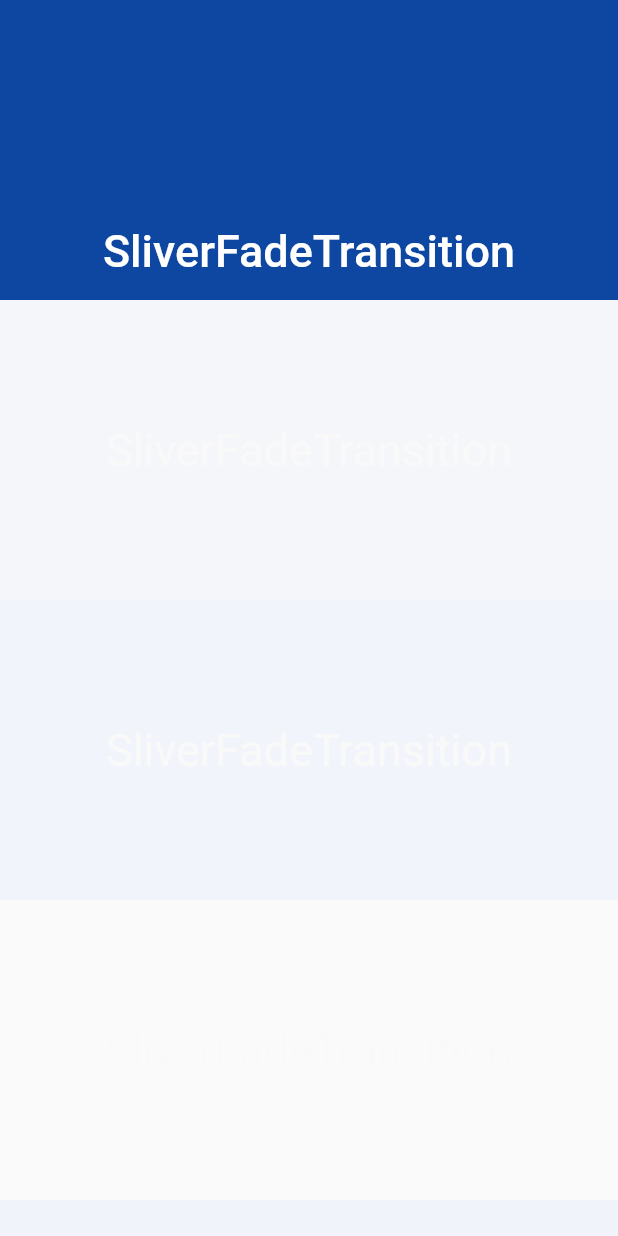
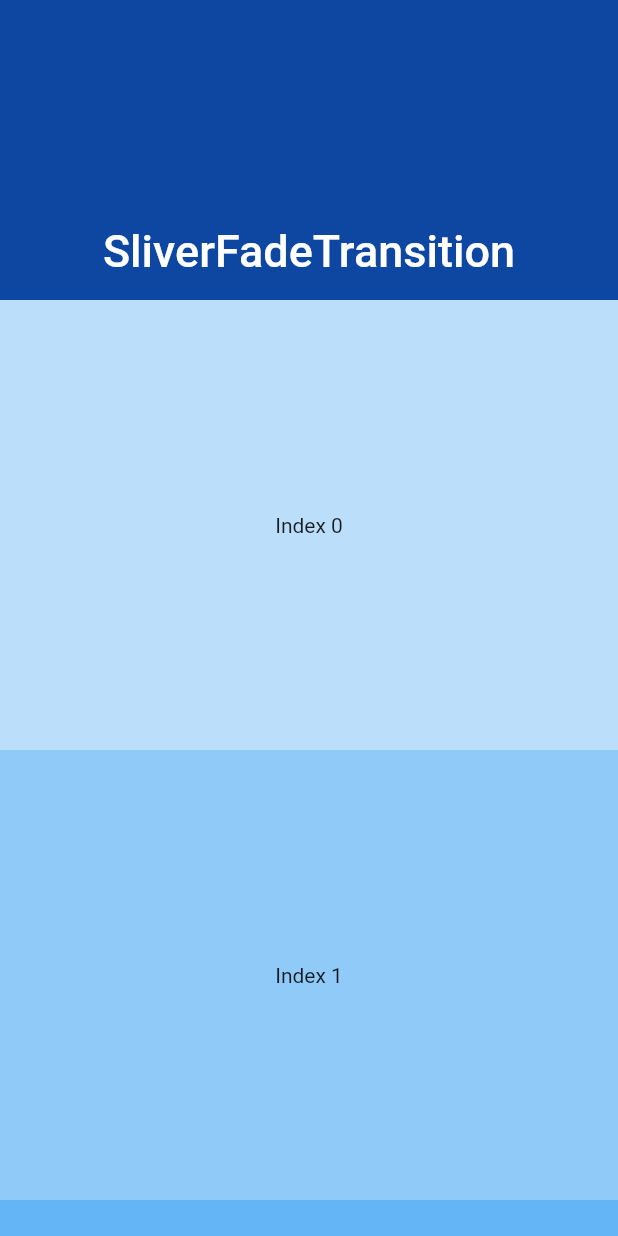
Before and after one commit to PBrunoCyber/FlutterWidgets, a Flutter app: the screen it shows after launch, on a phone screen of 412 x 824 dp. Run offline on Flutter 3.47's test engine with Material 2 defaults, Android fonts, the phone set to English and light mode, and no system bars; our stand-ins replace date_format.

Commit message:
SliverFill and SliverFixedExtendList added

```diff
--- a/lib/main.dart
+++ b/lib/main.dart
@@ -1,6 +1,6 @@
 import 'package:flutter/gestures.dart';
 import 'package:flutter/material.dart';
-import 'package:Learn_1/routes/AppStructureAndNavigation/SliverBar/sliverFadeTransition.dart';
+import 'package:Learn_1/routes/AppStructureAndNavigation/Sliver/sliverFixedExtentList.dart';
 
 void main() {
   runApp(MyApp());
@@ -18,7 +18,7 @@ class MyApp extends StatelessWidget {
           appBarTheme:
               AppBarTheme(iconTheme: IconThemeData(color: Colors.white))),
       title: _title,
-      home: SliverFadeTransitionPage(),
+      home: SliverFixedExtentListPage(),
     );
   }
 }
--- /dev/null
+++ b/lib/routes/AppStructureAndNavigation/Sliver/sliverFixedExtentList.dart
@@ -0,0 +1,48 @@
+import 'package:flutter/material.dart';
+
+class SliverFixedExtentListPage extends StatefulWidget {
+  @override
+  _SliverFixedExtentListState createState() => _SliverFixedExtentListState();
+}
+
+class _SliverFixedExtentListState extends State<SliverFixedExtentListPage> {
+  @override
+  Widget build(BuildContext context) {
+    return Scaffold(
+      body: CustomScrollView(
+        physics: BouncingScrollPhysics(),
+        slivers: <Widget>[
+          SliverAppBar(
+            centerTitle: true,
+            expandedHeight: 200,
+            pinned: true,
+            floating: false,
+            snap: false,
+            flexibleSpace: FlexibleSpaceBar(
+              title: Text('SliverFadeTransition'),
+              centerTitle: true,
+            ),
+            backgroundColor: Colors.blue[900],
+          ),
+          SliverFixedExtentList(
+            delegate: SliverChildBuilderDelegate(
+              (BuildContext context, int index) {
+                return Container(
+                  color: Colors.blue[100 * (index % 9) + 100],
+                  child: Center(
+                    child: Text(
+                      'Index $index',
+                      textAlign: TextAlign.center,
+                    ),
+                  ),
+                );
+              },
+              childCount: 10,
+            ),
+            itemExtent: 300,
+          ),
+        ],
+      ),
+    );
+  }
+}
```
Also changed, not shown: lib/routes/AppStructureAndNavigation/Sliver/sliverFillRemaining.dart (added, +50 -0 lines), lib/routes/AppStructureAndNavigation/Sliver/sliverAnimatedOpacity.dart (renamed from lib/routes/AppStructureAndNavigation/SliverBar/sliverAnimatedOpacity.dart), lib/routes/AppStructureAndNavigation/Sliver/sliverBar.dart (renamed from lib/routes/AppStructureAndNavigation/SliverBar/sliverBar.dart), lib/routes/AppStructureAndNavigation/Sliver/sliverChildBuilderDelegate.dart (renamed from lib/routes/AppStructureAndNavigation/SliverBar/sliverChildBuilderDelegate.dart), lib/routes/AppStructureAndNavigation/Sliver/sliverChildListDelegate.dart (renamed from lib/routes/AppStructureAndNavigation/SliverBar/sliverChildListDelegate.dart), lib/routes/AppStructureAndNavigation/Sliver/sliverFadeTransition.dart (renamed from lib/routes/AppStructureAndNavigation/SliverBar/sliverFadeTransition.dart).
